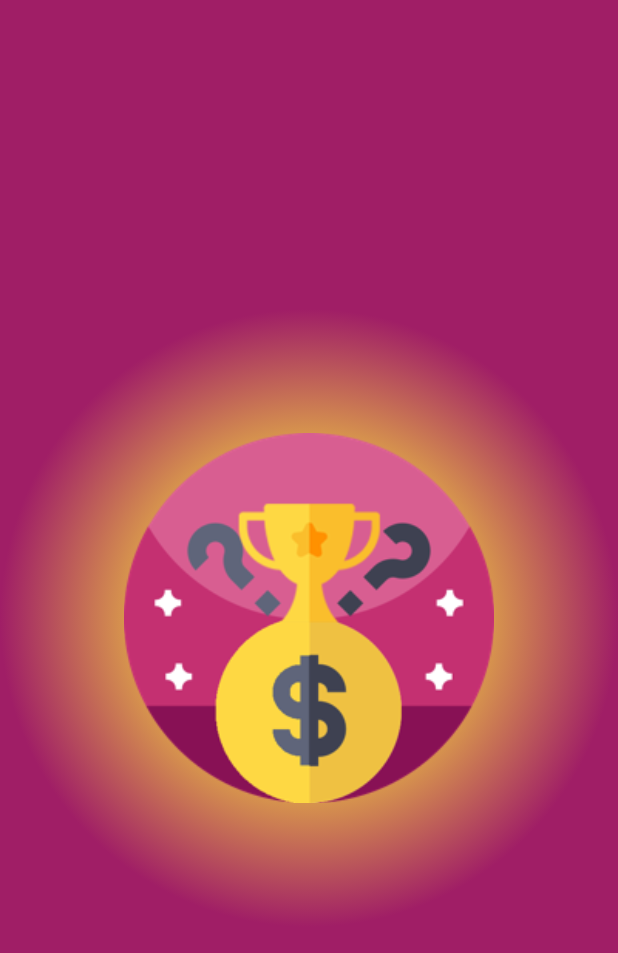
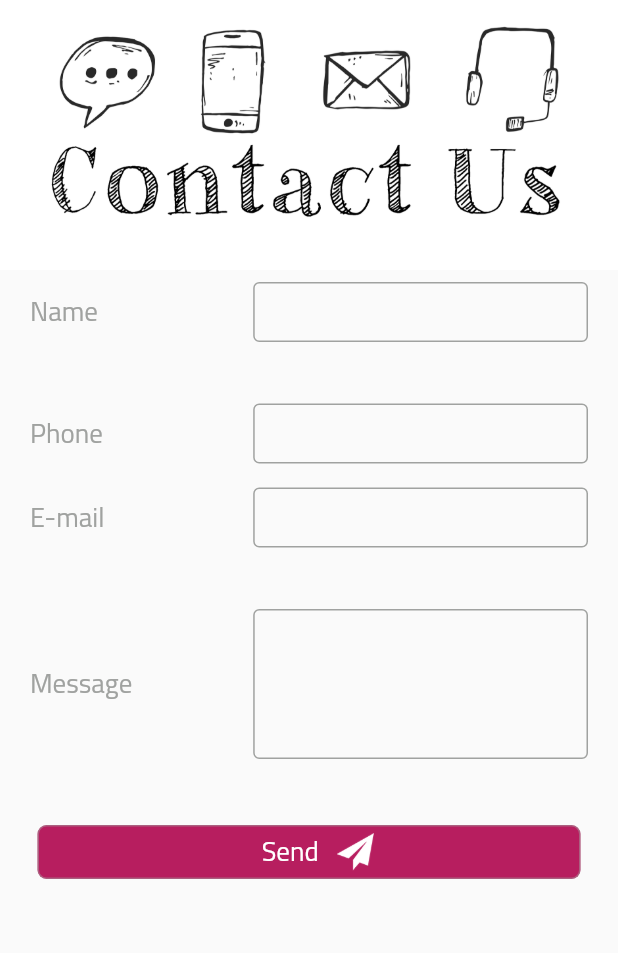
Before and after one commit to maherelamary/money_app, a Flutter app: the first screen one second after launch, on a phone screen of 412 x 824 dp. Shown: the top 953 px of the screen. Run offline on Flutter 3.47's test engine with Material 2 defaults, Android fonts, the phone set to English and light mode, and no system bars; our stand-ins replace country_code_picker, firebase_core, firebase_database, firebase_messaging, flutter_local_notifications, fluttertoast and 2 more; accounts and stored records are empty; generated files the repository leaves out were written again.

Commit message:
adding other profile screens

```diff
--- a/lib/main.dart
+++ b/lib/main.dart
@@ -8,6 +8,7 @@ import 'package:money_app/core/viewModel/login_model.dart';
 import 'package:money_app/l10n/l10n.dart';
 import 'package:money_app/routes.dart';
 import 'package:money_app/ui/screens/home/home_screen.dart';
+import 'package:money_app/ui/screens/settings/contact_us.dart';
 import 'package:money_app/ui/screens/sign_in/sign_in_screen.dart';
 import 'package:money_app/ui/screens/sign_up/sign_up_screen.dart';
 import 'package:money_app/ui/screens/splash/splash_screen.dart';
@@ -73,7 +74,7 @@ class _MyAppState extends State<MyApp> {
           GlobalCupertinoLocalizations.delegate,
         ],
         navigatorKey: navigatorKey,
-        initialRoute: SplashScreen.routeName,
+        initialRoute: ContactUsScreen.routeName,
         routes: routes,
         onGenerateRoute: (settings) {
           switch (settings.name) {
--- a/lib/routes.dart
+++ b/lib/routes.dart
@@ -3,6 +3,7 @@ import 'package:flutter/widgets.dart';
 import 'package:money_app/ui/screens/chat/chat_screen.dart';
 import 'package:money_app/ui/screens/land_screen.dart';
 import 'package:money_app/ui/screens/profile/profile_screen.dart';
+import 'package:money_app/ui/screens/settings/contact_us.dart';
 import 'package:money_app/ui/screens/settings/settings_screen.dart';
 import 'package:money_app/ui/screens/subscribtion/subscribtion_screen.dart';
 import 'package:money_app/ui/screens/winner/winner_screen.dart';
@@ -23,5 +24,6 @@ final Map<String, WidgetBuilder> routes = {
   WinnerScreen.routeName: (context) => WinnerScreen(),
   ProfileScreen.routeName: (context) => ProfileScreen(),
   SettingsScreen.routeName: (context) => SettingsScreen(),
-  SubscriptionScreen.routeName: (context) => LandScreen(),
+  SubscriptionScreen.routeName: (context) => SubscriptionScreen(),
+  ContactUsScreen.routeName: (context) => ContactUsScreen(),
 };
--- /dev/null
+++ b/lib/ui/screens/settings/contact_us.dart
@@ -0,0 +1,278 @@
+import 'package:flutter/material.dart';
+import 'package:flutter/services.dart';
+import 'package:money_app/utils/color_palettes.dart';
+import 'package:money_app/utils/images_asset.dart';
+
+class ContactUsScreen extends StatefulWidget {
+  static String routeName = '/contact_us';
+  @override
+  _ContactUsScreenState createState() => _ContactUsScreenState();
+}
+
+class _ContactUsScreenState extends State<ContactUsScreen> {
+  final nameTextFieldController = TextEditingController();
+  final phoneTextFieldController = TextEditingController();
+  final emailTextFieldController = TextEditingController();
+  final messageTextFieldController = TextEditingController();
+  @override
+  Widget build(BuildContext context) {
+    return Scaffold(
+      body: SafeArea(
+        child: SingleChildScrollView(
+          child: Column(
+            mainAxisAlignment: MainAxisAlignment.center,
+            crossAxisAlignment: CrossAxisAlignment.center,
+            children: [
+              Container(
+                height: 180,
+                child: Image.asset(
+                  ImagesAsset.contactUs,
+                  fit: BoxFit.cover,
+                ),
+              ),
+              Container(
+                child: Container(
+                  child: Padding(
+                    padding: const EdgeInsets.symmetric(
+                        vertical: 8.0, horizontal: 20),
+                    child: Row(
+                      mainAxisAlignment: MainAxisAlignment.spaceBetween,
+                      children: [
+                        Expanded(
+                          flex: 4,
+                          child: Text(
+                            'Name',
+                            style: TextStyle(
+                              fontFamily: 'Cairo',
+                              fontSize: 18.0,
+                              color: ColorPalettes.borderColor,
+                            ),
+                          ),
+                        ),
+                        Expanded(
+                          flex: 6,
+                          child: Container(
+                            height: 40,
+                            child: TextField(
+                              controller: nameTextFieldController,
+                              decoration: InputDecoration(
+                                enabledBorder: OutlineInputBorder(
+                                  borderSide: BorderSide(
+                                    color: ColorPalettes.borderColor,
+                                  ),
+                                  borderRadius: BorderRadius.all(
+                                    Radius.circular(4),
+                                  ),
+                                ),
+                              ),
+                              style: TextStyle(
+                                fontFamily: 'Cairo',
+                                fontSize: 15.0,
+                                color: Colors.black87,
+                              ),
+                            ),
+                          ),
+                        ),
+                      ],
+                    ),
+                  ),
+                ),
+              ),
+              SizedBox(
+                height: 25.0,
+              ),
+              Container(
+                child: Padding(
+                  padding:
+                      const EdgeInsets.symmetric(vertical: 8.0, horizontal: 20),
+                  child: Row(
+                    mainAxisAlignment: MainAxisAlignment.spaceBetween,
+                    children: [
+                      Expanded(
+                        flex: 4,
+                        child: Text(
+                          'Phone',
+                          style: TextStyle(
+                            fontFamily: 'Cairo',
+                            fontSize: 18.0,
+                            color: ColorPalettes.borderColor,
+                          ),
+                        ),
+                      ),
+                      Expanded(
+                        flex: 6,
+                        child: Container(
+                          height: 40,
+                          child: TextField(
+                            controller: phoneTextFieldController,
+                            decoration: InputDecoration(
+                              enabledBorder: OutlineInputBorder(
+                                borderSide: BorderSide(
+                                  color: ColorPalettes.borderColor,
+                                ),
+                                borderRadius: BorderRadius.all(
+                                  Radius.circular(4),
+                                ),
+                              ),
+                            ),
+                            keyboardType: TextInputType.phone,
+                            inputFormatters: <TextInputFormatter>[
+                              WhitelistingTextInputFormatter.digitsOnly
+                            ],
+                            style: TextStyle(
+                              fontFamily: 'Cairo',
+                              fontSize: 15.0,
+                              color: Colors.black87,
+                            ),
+                          ),
+                        ),
+                      ),
+                    ],
+                  ),
+                ),
+              ),
+              Container(
+                child: Padding(
+                  padding:
+                      const EdgeInsets.symmetric(vertical: 8.0, horizontal: 20),
+                  child: Row(
+                    mainAxisAlignment: MainAxisAlignment.spaceBetween,
+                    children: [
+                      Expanded(
+                        flex: 4,
+                        child: Text(
+                          'E-mail',
+                          style: TextStyle(
+                            fontFamily: 'Cairo',
+                            fontSize: 18.0,
+                            color: ColorPalettes.borderColor,
+                          ),
+                        ),
+                      ),
+                      Expanded(
+                        flex: 6,
+                        child: Container(
+                          height: 40,
+                          child: TextField(
+                            controller: emailTextFieldController,
+                            decoration: InputDecoration(
+                              enabledBorder: OutlineInputBorder(
+                                borderSide: BorderSide(
+                                  color: ColorPalettes.borderColor,
+                                ),
+                                borderRadius: BorderRadius.all(
+                                  Radius.circular(4),
+                                ),
+                              ),
+                            ),
+                            style: TextStyle(
+                              fontFamily: 'Cairo',
+                              fontSize: 15.0,
+                              color: Colors.black87,
+                            ),
+                          ),
+                        ),
+                      ),
+                    ],
+                  ),
+                ),
+              ),
+              SizedBox(
+                height: 25.0,
+              ),
+              Container(
+                child: Padding(
+                  padding:
+                      const EdgeInsets.symmetric(vertical: 8.0, horizontal: 20),
+                  child: Row(
+                    mainAxisAlignment: MainAxisAlignment.spaceBetween,
+                    children: [
+                      Expanded(
+                        flex: 4,
+                        child: Text(
+                          'Message',
+                          style: TextStyle(
+                            fontFamily: 'Cairo',
+                            fontSize: 18.0,
+                            color: ColorPalettes.borderColor,
+                          ),
+                        ),
+                      ),
+                      Expanded(
+                        flex: 6,
+                        child: Container(
+                          height: 100,
+                          child: TextField(
+                            controller: messageTextFieldController,
+                            maxLines: 12,
+                            decoration: InputDecoration(
+                              enabledBorder: OutlineInputBorder(
+                                borderSide: BorderSide(
+                                  color: ColorPalettes.borderColor,
+                                ),
+                                borderRadius: BorderRadius.all(
+                                  Radius.circular(4),
+                                ),
+                              ),
+                            ),
+                            style: TextStyle(
+                              fontFamily: 'Cairo',
+                              fontSize: 15.0,
+                              color: Colors.black87,
+                            ),
+                          ),
+                        ),
+                      ),
+                    ],
+                  ),
+                ),
+              ),
+              Padding(
+                padding: const EdgeInsets.only(top: 30.0),
+                child: Container(
+                  margin: EdgeInsets.symmetric(
+                    horizontal: 25.0,
+                  ),
+                  child: RaisedButton(
+                    disabledColor: ColorPalettes.secondaryColor,
+                    color: ColorPalettes.secondaryColor,
+                    shape: RoundedRectangleBorder(
+                      borderRadius: BorderRadius.circular(6.0),
+                      side: BorderSide(
+                        color: ColorPalettes.borderColor.withOpacity(0.5),
+                      ),
+                    ),
+                    child: Row(
+                      mainAxisAlignment: MainAxisAlignment.center,
+                      children: <Widget>[
+                        Padding(
+                          padding: const EdgeInsets.symmetric(
+                            horizontal: 12.0,
+                          ),
+                          child: Text(
+                            'Send',
+                            style: TextStyle(
+                              fontFamily: 'Cairo',
+                              fontSize: 18.0,
+                              color: Colors.white,
+                            ),
+                          ),
+                        ),
+                        ImageIcon(
+                          AssetImage(ImagesAsset.sendIcon),
+                          color: Colors.white,
+                          size: 25.0,
+                        ),
+                      ],
+                    ),
+                    onPressed: null,
+                  ),
+                ),
+              ),
+            ],
+          ),
+        ),
+      ),
+    );
+  }
+}
--- a/lib/utils/images_asset.dart
+++ b/lib/utils/images_asset.dart
@@ -13,4 +13,6 @@ class ImagesAsset {
   static String winnerbanner = "assets/img/winnerbanner.png";
   static String winnerborder = "assets/img/winnerborder.png";
   static String cupIcon = "assets/img/cup.png";
+  static String contactUs = "assets/img/contactus.png";
+  static String sendIcon = "assets/img/send.png";
 }
```
Also changed, not shown: lib/ui/screens/profile/components/app_bar.dart (added, +63 -0 lines), lib/ui/screens/profile/components/profile_list_item.dart (added, +59 -0 lines), lib/ui/screens/profile/privacy.dart (added, +14 -0 lines), lib/ui/screens/profile/profile_screen.dart (+66 -2 lines), lib/ui/screens/settings/about_us.dart (added, +9 -0 lines), assets/img/contactus.png (added), assets/img/send.png (added), lib/ui/screens/profile/inivite_friends.dart (added), lib/ui/screens/profile/terms_conditions.dart (added).
